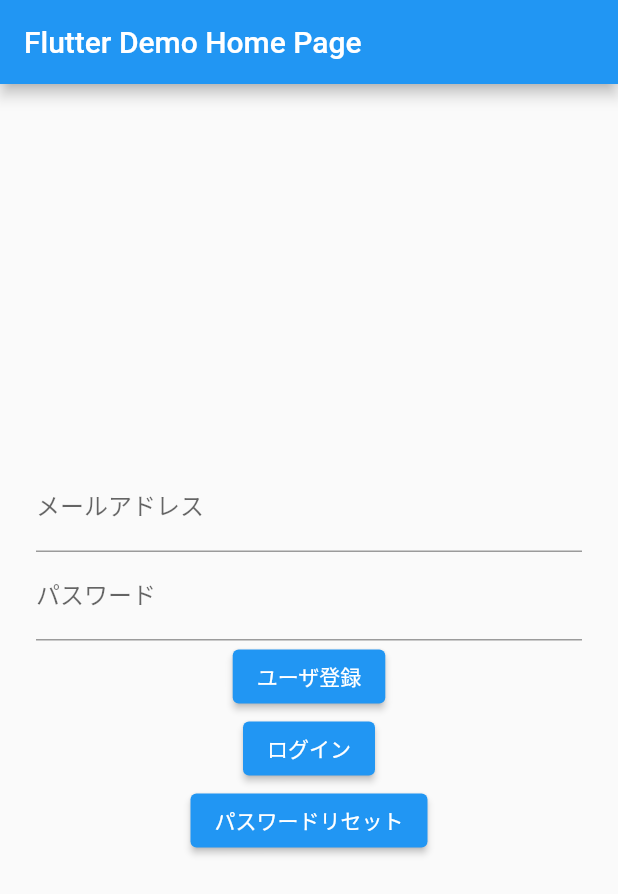
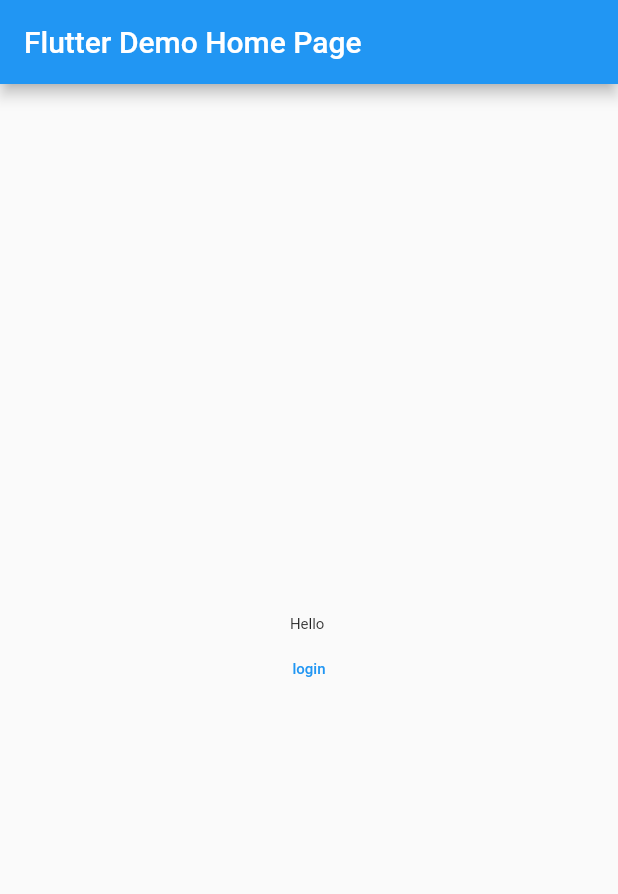
Before and after one commit to kyong0612/hello-flutter, a Flutter app: the screen it shows after launch, on a phone screen of 412 x 824 dp. Shown: the top 894 px of the screen. Run offline on Flutter 3.47's test engine with Material 2 defaults, Android fonts, the phone set to English and light mode, and no system bars; our stand-ins replace firebase_auth, firebase_core, google_sign_in; accounts and stored records are empty.

Commit message:
feat: google login

```diff
--- a/helloworld/lib/main.dart
+++ b/helloworld/lib/main.dart
@@ -1,6 +1,7 @@
 import 'package:firebase_auth/firebase_auth.dart';
 import 'package:firebase_core/firebase_core.dart';
 import 'package:flutter/material.dart';
+import 'package:google_sign_in/google_sign_in.dart';
 
 import 'firebase_options.dart';
 
@@ -38,8 +39,12 @@ class MyHomePage extends StatefulWidget {
 }
 
 class _MyHomePageState extends State<MyHomePage> {
-  String _email = "";
-  String _password = "";
+  // Googleアカウントの表示名
+  String _displayName = '';
+  static final googleLogin = GoogleSignIn(scopes: [
+    'email',
+    'https://www.googleapis.com/auth/contacts.readonly',
+  ]);
 
   @override
   Widget build(BuildContext context) {
@@ -48,81 +53,44 @@ class _MyHomePageState extends State<MyHomePage> {
         title: Text(widget.title),
       ),
       body: Center(
-        child: Container(
-          padding: const EdgeInsets.all(24),
         child: Column(
           mainAxisAlignment: MainAxisAlignment.center,
-            children: <Widget>[
-              // 一行目メールアドレス入力用テキストフィールド
-              TextFormField(
-                decoration: const InputDecoration(labelText: 'メールアドレス'),
-                onChanged: (String value) {
-                  setState(() {
-                    _email = value;
-                  });
-                },
+          children: [
+            Text(
+              "Hello $_displayName",
+              style: const TextStyle(fontSize: 10),
             ),
-              // 2行目パスワード入力用テキストフィールド
-              TextFormField(
-                decoration: const InputDecoration(
-                  labelText: 'パスワード',
-                ),
-                obscureText: true,
-                onChanged: (String value) {
-                  setState(() {
-                    _password = value;
-                  });
-                },
-              ),
-              // 3行目ユーザ登録ボタン
-              ElevatedButton(
-                child: const Text('ユーザ登録'),
+            TextButton(
               onPressed: () async {
-                  try {
-                    final User? user = (await FirebaseAuth.instance
-                            .createUserWithEmailAndPassword(
-                                email: _email, password: _password))
+                // Google認証
+                GoogleSignInAccount? signinAccount = await googleLogin.signIn();
+                if (signinAccount == null) {
+                  return;
+                }
+
+                GoogleSignInAuthentication auth =
+                    await signinAccount.authentication;
+                final OAuthCredential credential =
+                    GoogleAuthProvider.credential(
+                  idToken: auth.idToken,
+                  accessToken: auth.accessToken,
+                );
+                // 認証情報をFirebaseに登録
+                User? user = (await FirebaseAuth.instance
+                        .signInWithCredential(credential))
                     .user;
                 if (user != null) {
-                      print("ユーザ登録しました ${user.email}, ${user.uid}");
-                    }
-                  } catch (e) {
-                    print(e);
+                  setState(() {
+                    _displayName = user.displayName!;
+                  });
                 }
               },
+              child: const Text(
+                'login',
+                style: TextStyle(fontSize: 10),
               ),
-              // 4行目ログインボタン
-              ElevatedButton(
-                child: const Text("ログイン"),
-                onPressed: () async {
-                  try {
-                    final User? user = (await FirebaseAuth.instance
-                            .signInWithEmailAndPassword(
-                                email: _email, password: _password))
-                        .user;
-                    if (user != null) {
-                      print("ログインしました ${user.email}, ${user.uid}");
-                    }
-                  } catch (e) {
-                    print(e);
-                  }
-                },
-              ),
-              // 5行目パスワードリセット登録ボタン
-              ElevatedButton(
-                child: const Text('パスワードリセット'),
-                onPressed: () async {
-                  try {
-                    await FirebaseAuth.instance
-                        .sendPasswordResetEmail(email: _email);
-                    print('パスワードリセット用のメールを送信しました');
-                  } catch (e) {
-                    print(e);
-                  }
-                },
             )
           ],
-          ),
         ),
       ),
     );
--- a/helloworld/pubspec.yaml
+++ b/helloworld/pubspec.yaml
@@ -32,6 +32,7 @@ dependencies:
     sdk: flutter
   firebase_auth: 4.14.0
   firebase_core: 2.22.0
+  google_sign_in: 6.1.6
   # firebase_dynamic_links: 5.0.3
   # cloud_firestore: 4.0.3
   # firebase_storage: 11.0.3
```
Also changed, not shown: helloworld/pubspec.lock, 4 other files. Lines whose indentation alone changed are shown as unchanged.
